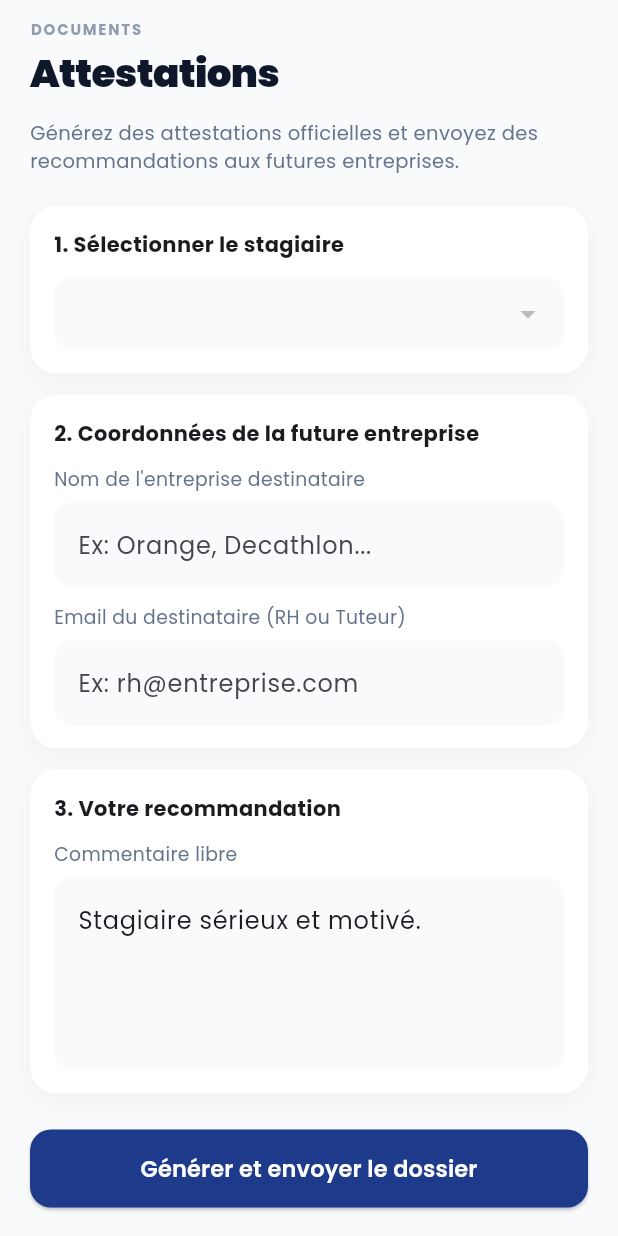
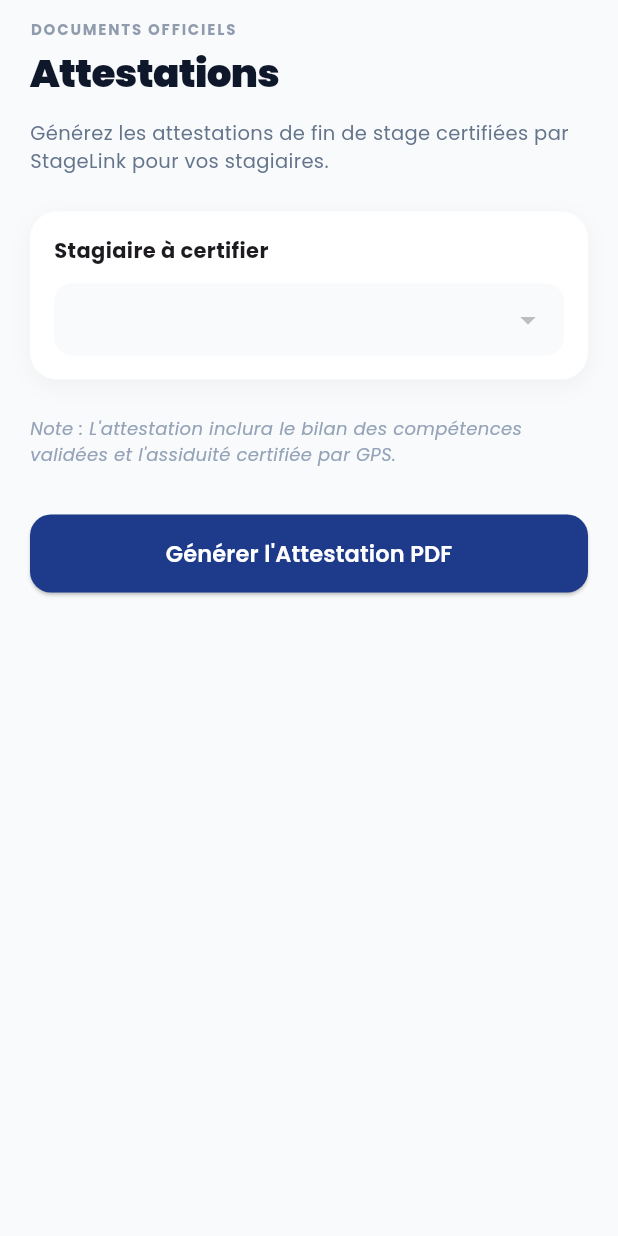
Before and after one commit to NAMBO-ADJI-M/plateformes_stagiaires, a Flutter app: the AttestationsScreen widget shown alone on an empty page, opened directly, on a phone screen of 412 x 824 dp. Run offline on Flutter 3.47's test engine with Material 3 defaults, Android fonts, the phone set to English and light mode, and no system bars; our stand-ins replace connectivity_plus, flutter_local_notifications, flutter_map, flutter_secure_storage, geocoding, geolocator and 5 more; missing offline and left inert: geofence_service; accounts and stored records are empty; network calls fail.

Commit message:
mis à jour

```diff
--- a/lib/features/screens/tuteur/attestations_screen.dart
+++ b/lib/features/screens/tuteur/attestations_screen.dart
@@ -16,10 +16,6 @@ class _AttestationsScreenState extends State<AttestationsScreen> {
   List<dynamic> _stagiaires = [];
   Map<String, dynamic>? _selectedStagiaire;
 
-  final _entrepriseFutureCtrl = TextEditingController();
-  final _emailFutureCtrl = TextEditingController();
-  final _appreciationCtrl = TextEditingController(text: 'Stagiaire sérieux et motivé.');
-
   @override
   void initState() {
     super.initState();
@@ -28,9 +24,10 @@ class _AttestationsScreenState extends State<AttestationsScreen> {
 
   Future<void> _loadStagiaires() async {
     try {
-      final data = await _api.getEntrepriseStagiaires();
+      final res = await _api.getEntrepriseStagiaires();
+      final Map<String, dynamic> data = res as Map<String, dynamic>;
       setState(() {
-        _stagiaires = data;
+        _stagiaires = data['rattaches'] ?? [];
         _isLoading = false;
       });
     } catch (e) {
@@ -38,7 +35,7 @@ class _AttestationsScreenState extends State<AttestationsScreen> {
     }
   }
 
-  Future<void> _genererEtEnvoyer() async {
+  Future<void> _genererAttestation() async {
     if (_selectedStagiaire == null) {
       ScaffoldMessenger.of(context).showSnackBar(const SnackBar(content: Text('Merci de sélectionner un stagiaire.')));
       return;
@@ -46,28 +43,18 @@ class _AttestationsScreenState extends State<AttestationsScreen> {
 
     setState(() => _isLoading = true);
     try {
-      // 1. On récupère les évaluations pour ce carnet
       final evals = await _api.getEvaluations(_selectedStagiaire!['id']);
       if (evals.isEmpty) {
-        throw 'Aucune évaluation de compétences trouvée pour ce stagiaire. Veuillez l\'évaluer d\'abord.';
+        throw 'Veuillez d\'abord évaluer les compétences de ce stagiaire pour générer une attestation.';
       }
-
       final evalId = evals.first['id'];
 
-      // 2. Générer l'attestation officielle
-      await _api.genererAttestation(evalId);
-
-      // 3. Générer et envoyer la carte d'appui à la future entreprise
-      await _api.genererCarteAppui(evalId, {
-        'entreprise_destinataire_nom': _entrepriseFutureCtrl.text.trim(),
-        'entreprise_destinataire_email': _emailFutureCtrl.text.trim(),
-        'recommandation': _appreciationCtrl.text.trim(),
-      });
+      await _api.genererAttestation(evalId.toString());
 
       if (mounted) {
         setState(() => _isLoading = false);
         ScaffoldMessenger.of(context).showSnackBar(const SnackBar(
-          content: Text('✅ Attestation et recommandation envoyées avec succès !'),
+          content: Text('✅ Attestation officielle générée avec succès !'),
           backgroundColor: ColorConstants.success,
         ));
       }
@@ -81,36 +68,32 @@ class _AttestationsScreenState extends State<AttestationsScreen> {
 
   @override
   Widget build(BuildContext context) {
-    if (_isLoading && _stagiaires.isEmpty) {
-      return const Center(child: CircularProgressIndicator());
-    }
-
     return Container(
       color: ColorConstants.paper,
       child: Column(
         children: [
           const ScreenTopBar(
-            eyebrow: 'Documents',
+            eyebrow: 'Documents officiels',
             title: 'Attestations',
             showProfile: false,
           ),
           Expanded(
-            child: ListView(
+            child: _isLoading && _stagiaires.isEmpty
+                ? const Center(child: CircularProgressIndicator())
+                : ListView(
                     padding: const EdgeInsets.fromLTRB(20, 0, 20, 24),
                     children: [
                       const Text(
-                    'Générez des attestations officielles et envoyez des recommandations aux futures entreprises.',
-                    style: TextStyle(
-                        fontSize: 13, color: ColorConstants.textSecondary)),
-                const SizedBox(height: 20),
+                        'Générez les attestations de fin de stage certifiées par StageLink pour vos stagiaires.',
+                        style: TextStyle(fontSize: 13, color: ColorConstants.textSecondary),
+                      ),
+                      const SizedBox(height: 24),
 
-                // Sélection du stagiaire
                       AppCard(
                         child: Column(
                           crossAxisAlignment: CrossAxisAlignment.start,
                           children: [
-                      const Text('1. Sélectionner le stagiaire',
-                          style: TextStyle(fontWeight: FontWeight.bold)),
+                            const Text('Stagiaire à certifier', style: TextStyle(fontWeight: FontWeight.bold)),
                             const SizedBox(height: 12),
                             DropdownButtonFormField<Map<String, dynamic>>(
                               initialValue: _selectedStagiaire,
@@ -118,73 +101,34 @@ class _AttestationsScreenState extends State<AttestationsScreen> {
                                 final stagiaire = s['stagiaire'] ?? {};
                                 return DropdownMenuItem<Map<String, dynamic>>(
                                   value: s,
-                            child: Text(
-                                '${stagiaire['prenom'] ?? ''} ${stagiaire['nom'] ?? ''}'),
+                                  child: Text('${stagiaire['prenom'] ?? ''} ${stagiaire['nom'] ?? ''}'),
                                 );
                               }).toList(),
-                        onChanged: (val) =>
-                            setState(() => _selectedStagiaire = val),
+                              onChanged: (val) => setState(() => _selectedStagiaire = val),
                               decoration: InputDecoration(
                                 filled: true,
                                 fillColor: ColorConstants.background,
-                          border: OutlineInputBorder(
-                              borderRadius: BorderRadius.circular(12),
-                              borderSide: BorderSide.none),
-                          contentPadding:
-                              const EdgeInsets.symmetric(horizontal: 12),
+                                border: OutlineInputBorder(borderRadius: BorderRadius.circular(12), borderSide: BorderSide.none),
+                                contentPadding: const EdgeInsets.symmetric(horizontal: 12),
                               ),
                             ),
                           ],
                         ),
                       ),
 
-                const SizedBox(height: 14),
+                      const SizedBox(height: 24),
 
-                // Infos Future Entreprise
-                AppCard(
-                  child: Column(
-                    crossAxisAlignment: CrossAxisAlignment.start,
-                    children: [
-                      const Text('2. Coordonnées de la future entreprise',
-                          style: TextStyle(fontWeight: FontWeight.bold)),
-                      const SizedBox(height: 12),
-                      _LabeledField(
-                          label: "Nom de l'entreprise destinataire",
-                          controller: _entrepriseFutureCtrl,
-                          hint: 'Ex: Orange, Decathlon...'),
-                      const SizedBox(height: 12),
-                      _LabeledField(
-                          label: 'Email du destinataire (RH ou Tuteur)',
-                          controller: _emailFutureCtrl,
-                          hint: 'Ex: rh@entreprise.com'),
-                    ],
-                  ),
+                      const Text(
+                        'Note : L\'attestation inclura le bilan des compétences validées et l\'assiduité certifiée par GPS.',
+                        style: TextStyle(fontSize: 12, fontStyle: FontStyle.italic, color: ColorConstants.textMuted),
                       ),
 
-                const SizedBox(height: 14),
-
-                // Recommandation
-                AppCard(
-                  child: Column(
-                    crossAxisAlignment: CrossAxisAlignment.start,
-                    children: [
-                      const Text('3. Votre recommandation',
-                          style: TextStyle(fontWeight: FontWeight.bold)),
-                      const SizedBox(height: 12),
-                      _LabeledField(
-                          label: 'Commentaire libre',
-                          controller: _appreciationCtrl,
-                          maxLines: 4),
-                    ],
-                  ),
-                ),
-
-                const SizedBox(height: 24),
+                      const SizedBox(height: 32),
 
                       PrimaryButton(
-                  label: 'Générer et envoyer le dossier',
+                        label: 'Générer l\'Attestation PDF',
                         isLoading: _isLoading,
-                  onPressed: _genererEtEnvoyer,
+                        onPressed: _genererAttestation,
                       ),
                     ],
                   ),
@@ -194,33 +138,3 @@ class _AttestationsScreenState extends State<AttestationsScreen> {
     );
   }
 }
-
-class _LabeledField extends StatelessWidget {
-  final String label;
-  final TextEditingController controller;
-  final String? hint;
-  final int maxLines;
-
-  const _LabeledField({required this.label, required this.controller, this.hint, this.maxLines = 1});
-
-  @override
-  Widget build(BuildContext context) {
-    return Column(
-      crossAxisAlignment: CrossAxisAlignment.start,
-      children: [
-        Text(label, style: const TextStyle(fontSize: 12.5, color: ColorConstants.textSecondary)),
-        const SizedBox(height: 6),
-        TextField(
-          controller: controller,
-          maxLines: maxLines,
-          decoration: InputDecoration(
-            hintText: hint,
-            filled: true,
-            fillColor: ColorConstants.background,
-            border: OutlineInputBorder(borderRadius: BorderRadius.circular(12), borderSide: BorderSide.none),
-          ),
-        ),
-      ],
-    );
-  }
-}
```
Also changed, not shown: lib/features/screens/tuteur/recommander_screen.dart (added, +207 -0 lines), lib/features/screens/tuteur/tuteur_shell.dart (+16 -12 lines). Lines whose indentation alone changed are shown as unchanged.
